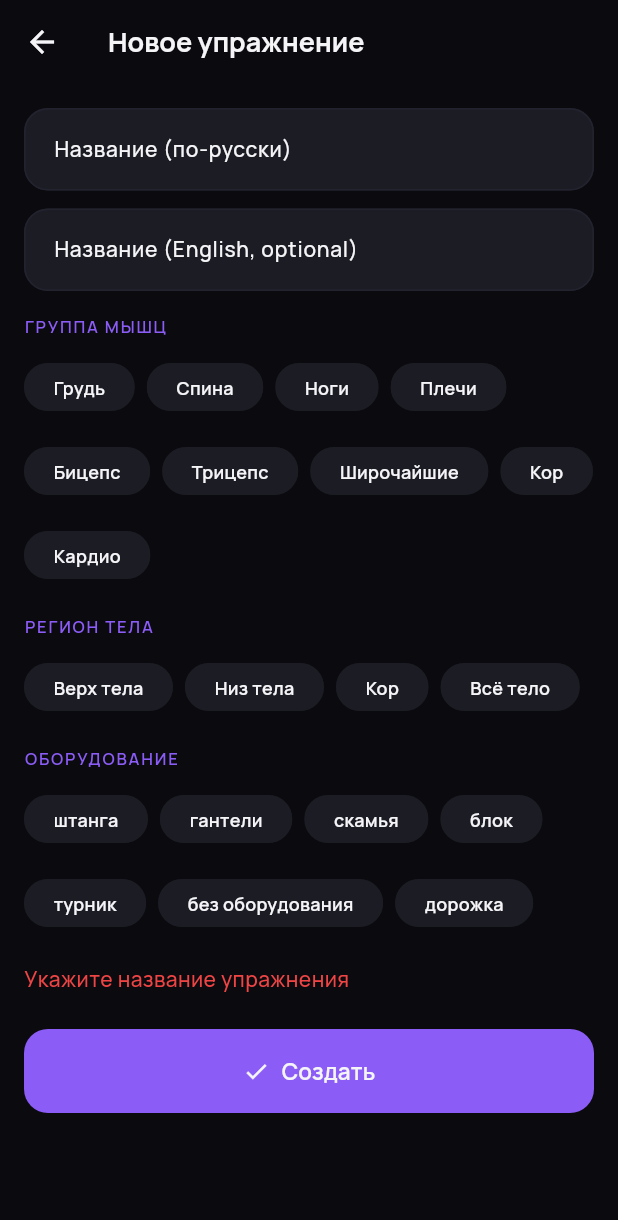
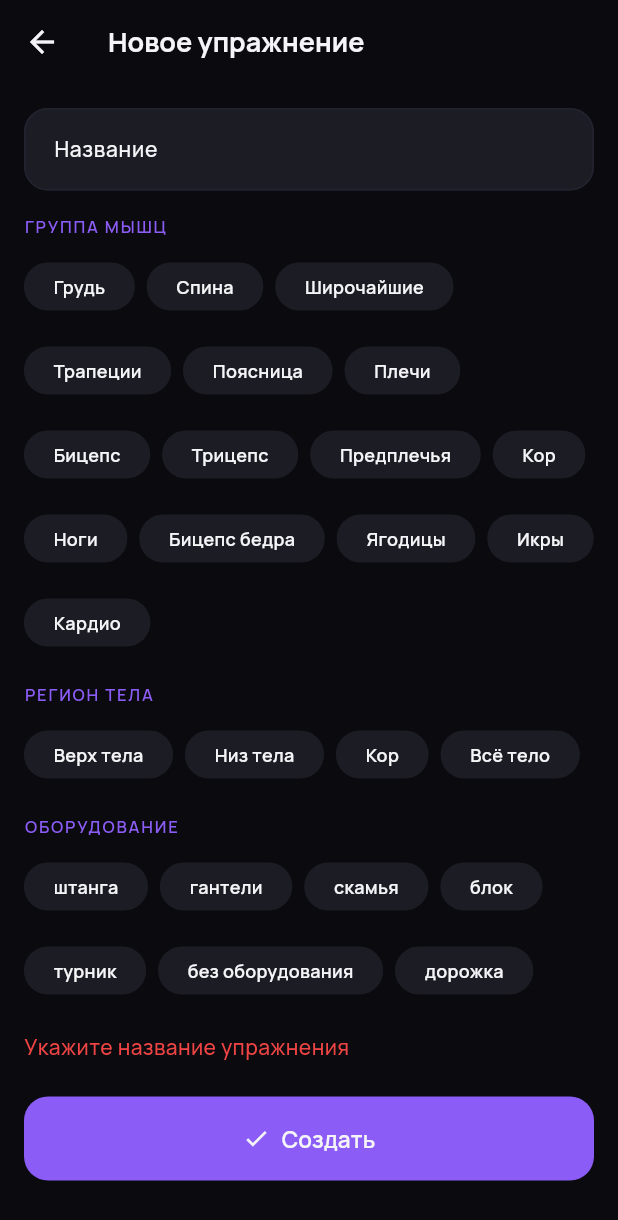
Before and after one commit to geox55/fitness-tracker, a Flutter app: the ExerciseEditScreen screen opened directly, after a tap on "Создать", on a phone screen of 412 x 824 dp. Shown: the top 1220 px of the screen. Run offline on Flutter 3.47's test engine with Material 3 defaults, Android fonts, the phone set to English and light mode, and no system bars; our stand-ins replace dio, file_picker, fl_chart, flutter_riverpod, flutter_slidable, go_router and 4 more; accounts and stored records are empty.

Commit message:
i18n(catalog): перевести группы мышц и убрать EN-поле из формы
В каталоге не хватало русских переводов для hamstrings/glutes/calves/
lower_back/forearms/traps — на карточках упражнений и в активной
тренировке светились английские названия. Подписи синхронизированы
с фильтр-чипами (Ноги/Кор/Трапеции), чтобы не было расхождения
"чип Ноги — подпись КВАДРИЦЕПС".

Дополнительно убрано необязательное поле "Название (English, optional)"
из формы создания/редактирования: бэкендовский required `exercise_name`
теперь автоматически берётся из русского имени при создании, а при
редактировании не трогается.

```diff
--- a/pwa/lib/features/catalog/exercise_edit_screen.dart
+++ b/pwa/lib/features/catalog/exercise_edit_screen.dart
@@ -24,7 +24,6 @@ class ExerciseEditScreen extends ConsumerStatefulWidget {
 
 class _ExerciseEditScreenState extends ConsumerState<ExerciseEditScreen> {
   late final TextEditingController _nameRuCtrl;
-  late final TextEditingController _nameEnCtrl;
   String? _muscleGroup;
   String? _bodyRegion;
   final Set<String> _equipment = <String>{};
@@ -34,12 +33,18 @@ class _ExerciseEditScreenState extends ConsumerState<ExerciseEditScreen> {
   static const _muscleOptions = <String>[
     'chest',
     'back',
-    'quads',
+    'lats',
+    'traps',
+    'lower_back',
     'shoulders',
     'biceps',
     'triceps',
-    'lats',
+    'forearms',
     'abs',
+    'quads',
+    'hamstrings',
+    'glutes',
+    'calves',
     'cardio',
   ];
   static const _bodyRegionOptions = <(String, String)>[
@@ -64,8 +69,7 @@ class _ExerciseEditScreenState extends ConsumerState<ExerciseEditScreen> {
   void initState() {
     super.initState();
     final i = widget.initial;
-    _nameRuCtrl = TextEditingController(text: i?.nameRu ?? '');
-    _nameEnCtrl = TextEditingController(text: i?.name ?? '');
+    _nameRuCtrl = TextEditingController(text: i?.nameRu ?? i?.name ?? '');
     _muscleGroup = i?.primaryMuscleGroup;
     _bodyRegion = i?.bodyRegion;
     _equipment.addAll(i?.equipment ?? const <String>[]);
@@ -74,7 +78,6 @@ class _ExerciseEditScreenState extends ConsumerState<ExerciseEditScreen> {
   @override
   void dispose() {
     _nameRuCtrl.dispose();
-    _nameEnCtrl.dispose();
     super.dispose();
   }
 
@@ -92,18 +95,10 @@ class _ExerciseEditScreenState extends ConsumerState<ExerciseEditScreen> {
             TextField(
               controller: _nameRuCtrl,
               decoration: const InputDecoration(
-                labelText: 'Название (по-русски)',
+                labelText: 'Название',
                 hintText: 'Например: Жим штанги лёжа узким хватом',
               ),
               textCapitalization: TextCapitalization.sentences,
-            ),
-            const SizedBox(height: AppSpacing.md),
-            TextField(
-              controller: _nameEnCtrl,
-              decoration: const InputDecoration(
-                labelText: 'Название (English, optional)',
-                hintText: 'Close-Grip Bench Press',
-              ),
             ),
             const SizedBox(height: AppSpacing.lg),
             _SectionLabel(text: 'Группа мышц'),
@@ -177,10 +172,7 @@ class _ExerciseEditScreenState extends ConsumerState<ExerciseEditScreen> {
 
   Future<void> _submit() async {
     final nameRu = _nameRuCtrl.text.trim();
-    final nameEn = _nameEnCtrl.text.trim();
-    // Хотя бы одно из имён должно быть; primary_muscle_group/body_region на
-    // бэке обязательные.
-    if (nameRu.isEmpty && nameEn.isEmpty) {
+    if (nameRu.isEmpty) {
       setState(() => _error = 'Укажите название упражнения');
       return;
     }
@@ -197,15 +189,11 @@ class _ExerciseEditScreenState extends ConsumerState<ExerciseEditScreen> {
       _error = null;
     });
 
-    // EN-имя у бэка required (`exercise_name`); если пользователь не ввёл —
-    // используем RU. Так пользовательский кейс «знаю только русское»
-    // не упирается в валидацию.
-    final effectiveEn = nameEn.isNotEmpty ? nameEn : nameRu;
-    final effectiveRu = nameRu.isNotEmpty ? nameRu : null;
-
+    // У бэка `exercise_name` (EN) required — при создании дублируем туда
+    // русское имя; при редактировании не трогаем существующее EN-поле.
     final fields = ExerciseEditFields(
-      name: effectiveEn,
-      nameRu: effectiveRu,
+      name: _isEdit ? null : nameRu,
+      nameRu: nameRu,
       primaryMuscleGroup: _muscleGroup,
       bodyRegion: _bodyRegion,
       equipment: _equipment.toList(),
--- a/pwa/lib/features/catalog/exercise_picker_screen.dart
+++ b/pwa/lib/features/catalog/exercise_picker_screen.dart
@@ -598,14 +598,22 @@ class _ErrorView extends StatelessWidget {
 
 // --- i18n labels (shared with edit screen) --------------------------------
 
+// Подписи синхронизированы с чипами фильтра в _groups — иначе чип «Ноги»
+// расходится с подписью «Квадрицепс» на той же карточке.
 String muscleRu(String key) => switch (key) {
       'chest' => 'Грудь',
       'back' => 'Спина',
       'quads' => 'Ноги',
+      'hamstrings' => 'Бицепс бедра',
+      'glutes' => 'Ягодицы',
+      'calves' => 'Икры',
       'shoulders' => 'Плечи',
       'biceps' => 'Бицепс',
       'triceps' => 'Трицепс',
       'lats' => 'Широчайшие',
+      'traps' => 'Трапеции',
+      'lower_back' => 'Поясница',
+      'forearms' => 'Предплечья',
       'abs' => 'Кор',
       'cardio' => 'Кардио',
       _ => key,
--- a/pwa/lib/features/workouts/active_workout_screen.dart
+++ b/pwa/lib/features/workouts/active_workout_screen.dart
@@ -380,8 +380,8 @@ class _ExerciseBlock extends StatelessWidget {
     final subtitle = exercise == null
         ? ''
         : exercise!.equipment.isEmpty
-            ? exercise!.primaryMuscleGroup.toUpperCase()
-            : '${exercise!.primaryMuscleGroup.toUpperCase()} · ${exercise!.equipment.first.toUpperCase()}';
+            ? muscleRu(exercise!.primaryMuscleGroup).toUpperCase()
+            : '${muscleRu(exercise!.primaryMuscleGroup).toUpperCase()} · ${equipmentRu(exercise!.equipment.first).toUpperCase()}';
     return Container(
       decoration: BoxDecoration(
         color: theme.colorScheme.surfaceContainerHigh,
```
